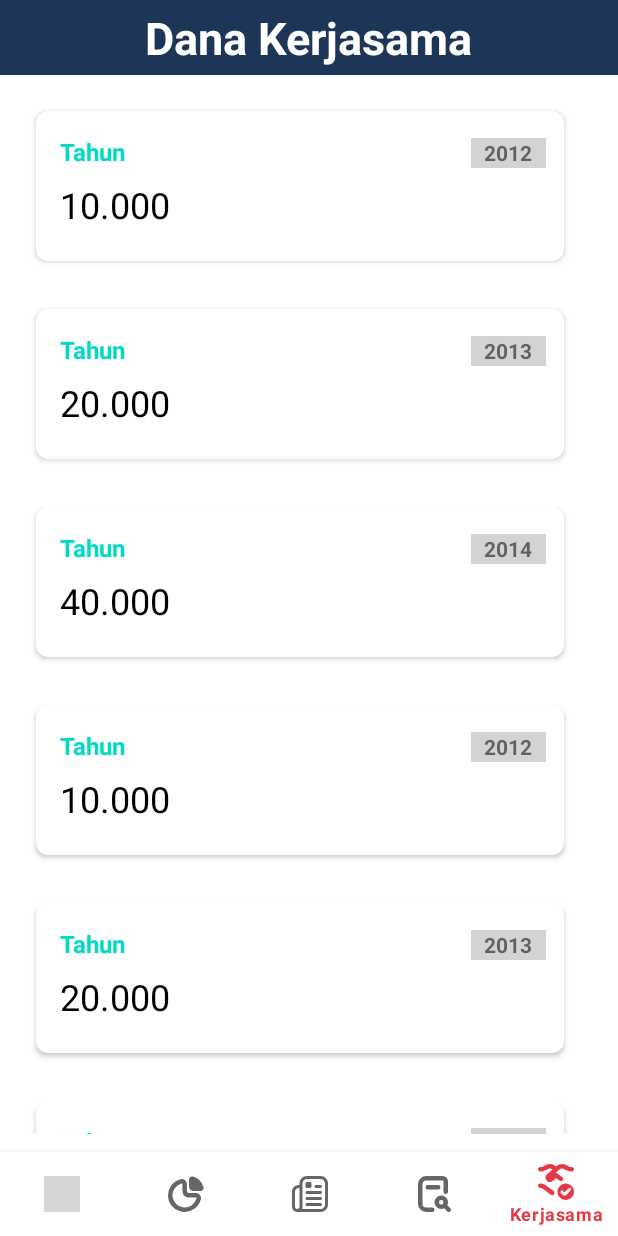
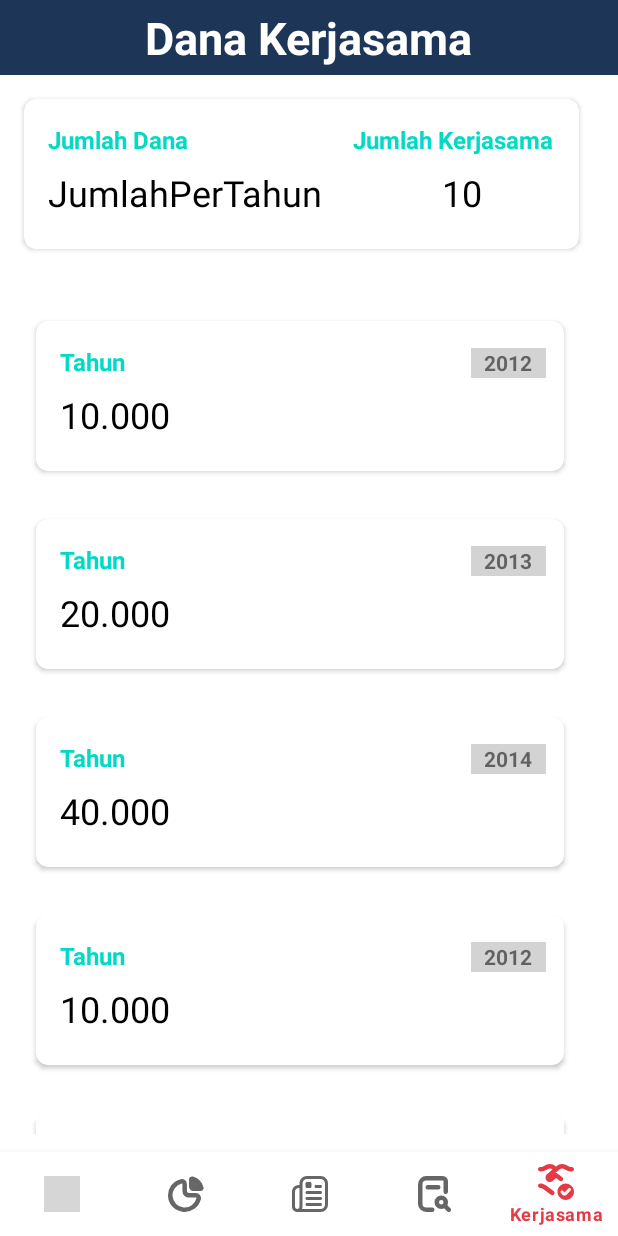
Before and after one commit to Orlandd/DashboardKeuangan, an Android app: the KerjasamaFragment screen opened through its navigation route, on a phone screen of 412 x 824 dp. Run offline under Robolectric (Android 15) with nearby library versions, the phone set to English and light mode, and no system bars; our stand-ins replace navigation-ui; grey boxes are pictures that could not be loaded.

Commit message:
kerjasama 3

```diff
--- a/app/src/main/res/layout/fragment_kerjasama.xml
+++ b/app/src/main/res/layout/fragment_kerjasama.xml
@@ -4,8 +4,7 @@
     xmlns:app="http://schemas.android.com/apk/res-auto"
     android:layout_width="match_parent"
     android:layout_height="wrap_content"
-    tools:context=".MainActivity"
-    >
+    tools:context=".MainActivity">
 
     <LinearLayout
         android:id="@+id/header_title"
@@ -13,8 +12,7 @@
         android:layout_height="50dp"
         android:orientation="vertical"
         android:gravity="center"
-        android:background="@color/color5"
-        >
+        android:background="@color/color5">
 
         <TextView
             android:layout_width="wrap_content"
@@ -22,15 +20,87 @@
             android:text="Dana Kerjasama"
             android:textSize="30sp"
             android:textStyle="bold"
-            android:textColor="@color/white"
-            />
+            android:textColor="@color/white"/>
     </LinearLayout>
+
+    <androidx.cardview.widget.CardView
+        android:id="@+id/cardTahun"
+        android:layout_width="wrap_content"
+        android:layout_height="wrap_content"
+        android:layout_gravity="center"
+        android:layout_margin="16dp"
+        app:cardCornerRadius="8dp"
+        app:layout_constraintEnd_toEndOf="parent"
+        app:layout_constraintStart_toStartOf="parent"
+        android:layout_below="@id/header_title"
+        android:layout_marginTop="16dp">
+
+        <LinearLayout
+            android:layout_width="370dp"
+            android:layout_height="100dp"
+            android:orientation="vertical"
+            android:padding="16dp">
+
+            <LinearLayout
+                android:layout_width="match_parent"
+                android:layout_height="wrap_content"
+                android:orientation="horizontal">
+
+                <TextView
+                    android:id="@+id/tvTahunLabel"
+                    android:layout_width="wrap_content"
+                    android:layout_height="wrap_content"
+                    android:text="Jumlah Dana"
+                    android:textColor="@color/teal_200"
+                    android:textSize="16sp"
+                    android:textStyle="bold" />
+
+                <TextView
+                    android:id="@+id/tvJumlahKerjasama"
+                    android:layout_width="wrap_content"
+                    android:layout_height="wrap_content"
+                    android:text="Jumlah Kerjasama"
+                    android:textColor="@color/teal_200"
+                    android:layout_marginStart="110dp"
+                    android:textSize="16sp"
+                    android:textStyle="bold" />
+
+            </LinearLayout>
+
+        <LinearLayout
+            android:layout_width="match_parent"
+            android:layout_height="wrap_content"
+            android:orientation="horizontal">
+            <TextView
+                android:id="@+id/tvTahunValue"
+                android:layout_width="wrap_content"
+                android:layout_height="wrap_content"
+                android:text="@string/jumlahpertahun"
+                android:textColor="@android:color/black"
+                android:textSize="24sp"
+                android:layout_marginTop="8dp" />
+
+            <TextView
+                android:id="@+id/tvIsiKerjasama"
+                android:layout_width="wrap_content"
+                android:layout_height="wrap_content"
+                android:text="10"
+                android:textColor="@android:color/black"
+                android:layout_marginStart="80dp"
+                android:textSize="24sp"
+                android:layout_marginTop="8dp"/>
+        </LinearLayout>
+
+        </LinearLayout>
+    </androidx.cardview.widget.CardView>
 
     <androidx.recyclerview.widget.RecyclerView
         android:id="@+id/KerjasamaItemListAwal"
         android:layout_width="400dp"
         android:layout_height="match_parent"
-        android:layout_marginTop="50dp"
+        android:layout_marginTop="8dp"
         android:padding="8dp"
+        android:layout_below="@id/cardTahun"
         app:layoutManager="androidx.recyclerview.widget.LinearLayoutManager" />
+
 </RelativeLayout>
```
